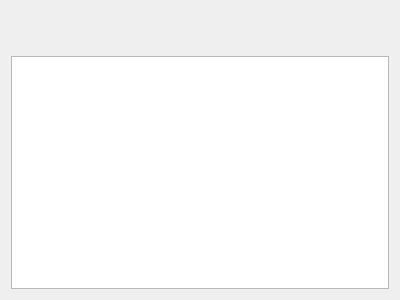
This is src/FormUserQueries.ui in cherevon/EasyRent as Qt 5 draws it before an edit. The edited form follows.
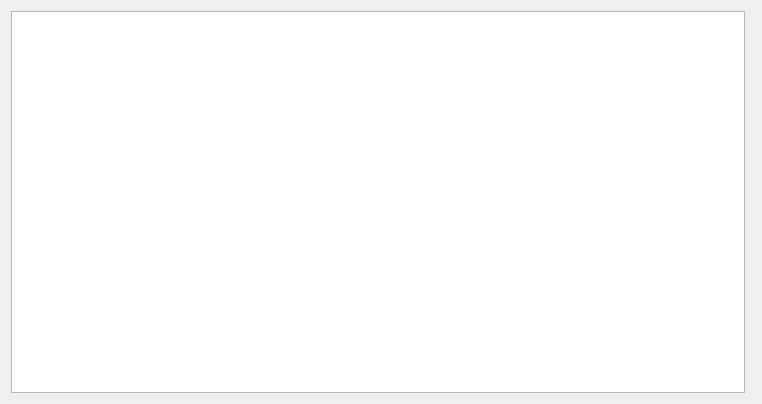
This is the edited form. Icons and pictures are not drawn. Custom widgets are drawn as their Qt base class.

The edit to the form file:
```diff
--- a/src/FormUserQueries.ui
+++ b/src/FormUserQueries.ui
@@ -6,16 +6,16 @@
    <rect>
     <x>0</x>
     <y>0</y>
-    <width>400</width>
-    <height>300</height>
+    <width>762</width>
+    <height>404</height>
    </rect>
   </property>
   <property name="windowTitle">
    <string>Form</string>
   </property>
-  <layout class="QGridLayout" name="gridLayout">
-   <item row="1" column="0">
-    <widget class="QTableView" name="tableView">
+  <layout class="QHBoxLayout" name="horizontalLayout" stretch="0,0">
+   <item>
+    <widget class="QTableView" name="tvQueries">
      <property name="selectionMode">
       <enum>QAbstractItemView::ExtendedSelection</enum>
      </property>
@@ -24,36 +24,19 @@
      </property>
     </widget>
    </item>
-   <item row="0" column="0">
-    <widget class="QToolButton" name="toolButton">
-     <property name="text">
-      <string/>
-     </property>
-     <property name="icon">
-      <iconset resource="resources.qrc">
-       <normaloff>:/icons/plus.ico</normaloff>:/icons/plus.ico</iconset>
-     </property>
-     <property name="iconSize">
-      <size>
-       <width>32</width>
-       <height>32</height>
-      </size>
-     </property>
-     <property name="autoRepeat">
-      <bool>false</bool>
-     </property>
-     <property name="autoExclusive">
-      <bool>false</bool>
-     </property>
-     <property name="autoRaise">
-      <bool>true</bool>
-     </property>
-    </widget>
+   <item>
+    <widget class="DlgUserQueryEditor" name="widget" native="true"/>
    </item>
   </layout>
  </widget>
- <resources>
-  <include location="resources.qrc"/>
- </resources>
+ <customwidgets>
+  <customwidget>
+   <class>DlgUserQueryEditor</class>
+   <extends>QWidget</extends>
+   <header>DlgUserQueryEditor.h</header>
+   <container>1</container>
+  </customwidget>
+ </customwidgets>
+ <resources/>
  <connections/>
 </ui>
```
